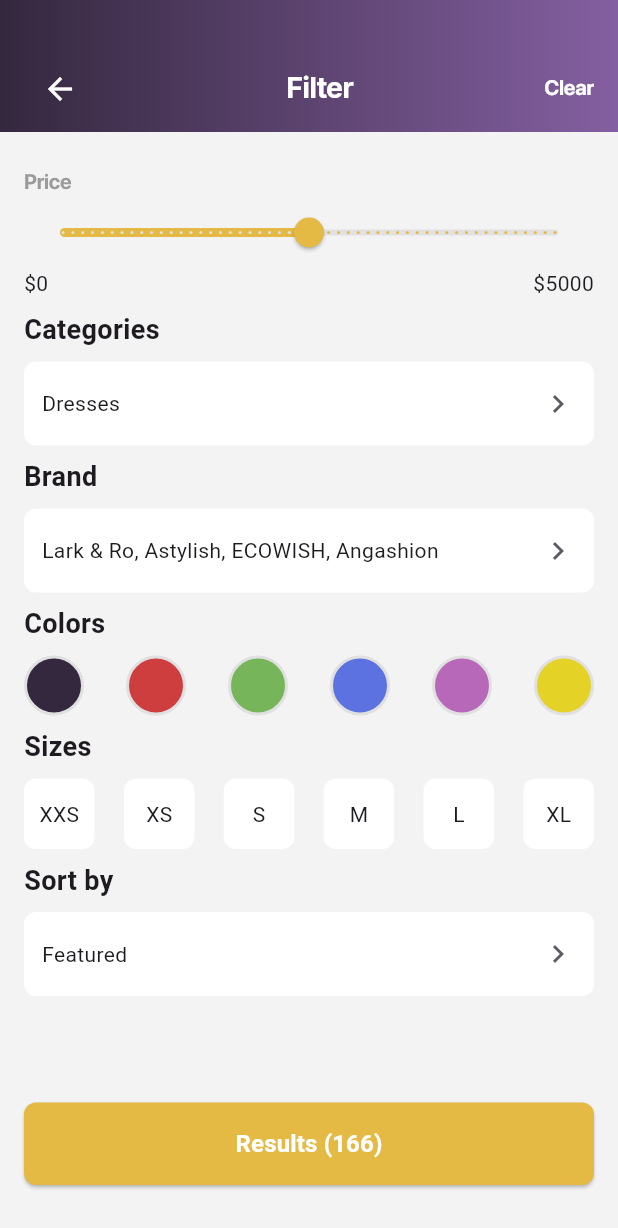
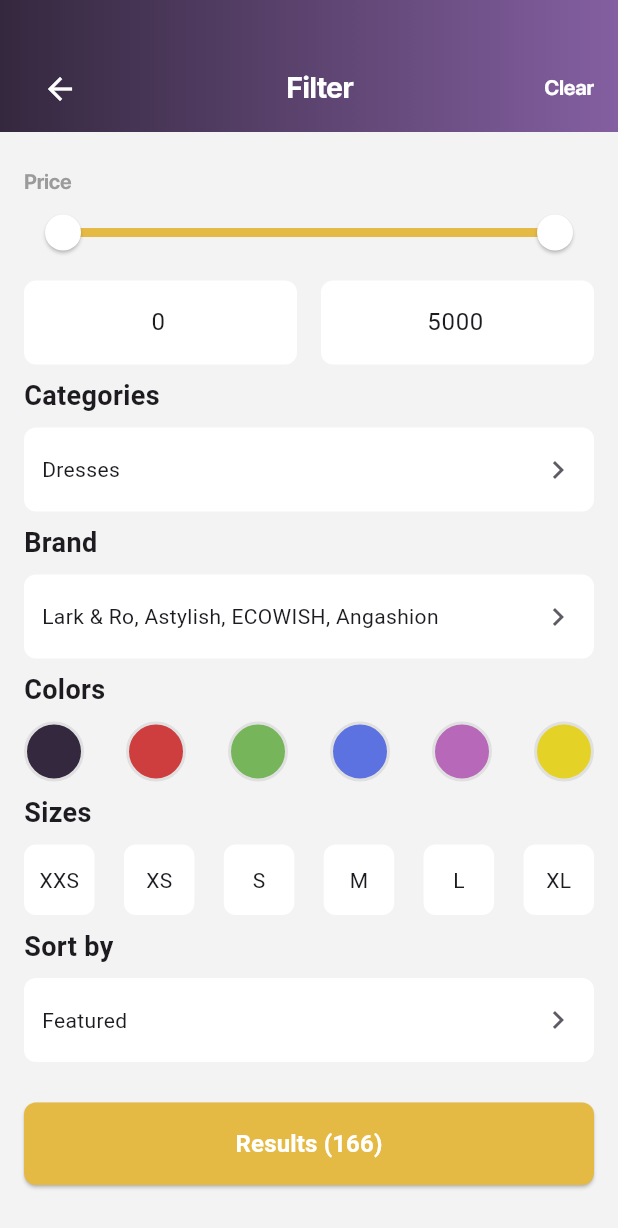
Before and after one commit to DenisGrudin1n/Ecommerce-App, a Flutter app: the screen it shows after launch, on a phone screen of 412 x 824 dp. Shown: the top 1228 px of the screen. Run offline on Flutter 3.47's test engine with Material 3 defaults, Android fonts, the phone set to English and light mode, and no system bars; our stand-ins replace auto_route, bloc, cloud_firestore, country_picker, equatable, firebase_auth and 8 more; accounts and stored records are empty; generated files the repository leaves out were written again.

Commit message:
upd price section ui & logic done in filter page

```diff
--- a/lib/core/theme/text_styles.dart
+++ b/lib/core/theme/text_styles.dart
@@ -370,6 +370,15 @@ class FilterPageTextStyles {
     height: 19 / 14,
     letterSpacing: -0.15,
   );
+
+  static TextStyle priceTextStyle = const TextStyle(
+    fontFamily: 'SFProDisplay',
+    fontSize: 14,
+    fontWeight: FontWeight.w600,
+    color: AppColors.greyColor,
+    height: 19 / 14,
+    letterSpacing: -0.15,
+  );
 }
 
 class BottomNavBarTextStyles {
--- /dev/null
+++ b/lib/src/features/home/presentation/pages/filter_page/bloc/filter_event.dart
@@ -0,0 +1,32 @@
+part of 'filter_bloc.dart';
+
+abstract class FilterEvent extends Equatable {
+  const FilterEvent();
+
+  @override
+  List<Object?> get props => [];
+}
+
+class ChangeMinValueEvent extends FilterEvent {
+  const ChangeMinValueEvent(this.minValue);
+  final double minValue;
+
+  @override
+  List<Object?> get props => [minValue];
+}
+
+class ChangeMaxValueEvent extends FilterEvent {
+  const ChangeMaxValueEvent(this.maxValue);
+  final double maxValue;
+
+  @override
+  List<Object?> get props => [maxValue];
+}
+
+class ChangeRangeSliderEvent extends FilterEvent {
+  const ChangeRangeSliderEvent(this.rangeValues);
+  final RangeValues rangeValues;
+
+  @override
+  List<Object?> get props => [rangeValues];
+}
--- /dev/null
+++ b/lib/src/features/home/presentation/pages/filter_page/bloc/filter_state.dart
@@ -0,0 +1,28 @@
+part of 'filter_bloc.dart';
+
+class FilterState extends Equatable {
+  const FilterState({
+    this.minValue = 0.0,
+    this.maxValue = 5000.0,
+    this.rangeValues = const RangeValues(0, 5000),
+  });
+
+  final double minValue;
+  final double maxValue;
+  final RangeValues rangeValues;
+
+  FilterState copyWith({
+    double? minValue,
+    double? maxValue,
+    RangeValues? rangeValues,
+  }) {
+    return FilterState(
+      minValue: minValue ?? this.minValue,
+      maxValue: maxValue ?? this.maxValue,
+      rangeValues: rangeValues ?? this.rangeValues,
+    );
+  }
+
+  @override
+  List<Object?> get props => [minValue, maxValue, rangeValues];
+}
--- a/lib/src/features/home/presentation/pages/filter_page/filter_page.dart
+++ b/lib/src/features/home/presentation/pages/filter_page/filter_page.dart
@@ -1,15 +1,25 @@
 import 'package:auto_route/auto_route.dart';
 import 'package:ecommerce_app/core/theme/colors.dart';
+import 'package:ecommerce_app/src/features/home/presentation/pages/filter_page/bloc/filter_bloc.dart';
 import 'package:ecommerce_app/src/features/home/presentation/pages/filter_page/widgets/filter_appbar.dart';
+import 'package:ecommerce_app/src/features/home/presentation/pages/filter_page/widgets/price_section.dart';
 import 'package:flutter/material.dart';
+import 'package:flutter_bloc/flutter_bloc.dart';
 
 @RoutePage()
-class FilterPage extends StatelessWidget {
+class FilterPage extends StatefulWidget {
   const FilterPage({super.key});
 
   @override
+  State<FilterPage> createState() => _FilterPageState();
+}
+
+class _FilterPageState extends State<FilterPage> {
+  @override
   Widget build(BuildContext context) {
-    return Scaffold(
+    return BlocProvider(
+      create: (context) => FilterBloc(),
+      child: Scaffold(
         backgroundColor: AppColors.lightBackgroundColor,
         body: LayoutBuilder(
           builder: (context, constraints) {
@@ -31,33 +41,8 @@ class FilterPage extends StatelessWidget {
                     child: Column(
                       crossAxisAlignment: CrossAxisAlignment.start,
                       children: [
-                      // Slider for price range
-                      const Text(
-                        'Price',
-                        style: TextStyle(
-                          fontFamily: 'SFProDisplay',
-                          fontSize: 14,
-                          fontWeight: FontWeight.w600,
-                          color: AppColors.greyColor,
-                          height: 19 / 14,
-                          letterSpacing: -0.15,
-                        ),
-                      ),
-                      Slider(
-                        value: 2500,
-                        max: 5000,
-                        divisions: 50,
-                        activeColor: AppColors.yellowColor,
-                        inactiveColor: AppColors.lightGreyColor,
-                        onChanged: (value) {},
-                      ),
-                      const Row(
-                        mainAxisAlignment: MainAxisAlignment.spaceBetween,
-                        children: [
-                          Text(r'$0'),
-                          Text(r'$5000'),
-                        ],
-                      ),
+                        // PriceSection widget
+                        const PriceSection(),
                         const SizedBox(height: 8),
 
                         // Categories
@@ -152,6 +137,7 @@ class FilterPage extends StatelessWidget {
             );
           },
         ),
+      ),
     );
   }
 
--- /dev/null
+++ b/lib/src/features/home/presentation/pages/filter_page/widgets/price_section.dart
@@ -0,0 +1,144 @@
+import 'package:ecommerce_app/core/theme/colors.dart';
+import 'package:ecommerce_app/core/theme/text_styles.dart';
+import 'package:ecommerce_app/src/features/home/presentation/pages/filter_page/bloc/filter_bloc.dart';
+import 'package:flutter/material.dart';
+import 'package:flutter_bloc/flutter_bloc.dart';
+
+class PriceSection extends StatefulWidget {
+  const PriceSection({super.key});
+
+  @override
+  State<PriceSection> createState() => _PriceSectionState();
+}
+
+class _PriceSectionState extends State<PriceSection> {
+  late TextEditingController minPriceController;
+  late TextEditingController maxPriceController;
+
+  @override
+  void initState() {
+    super.initState();
+    final filterBloc = context.read<FilterBloc>();
+    minPriceController = TextEditingController(
+      text: filterBloc.state.minValue.toStringAsFixed(0),
+    );
+    maxPriceController = TextEditingController(
+      text: filterBloc.state.maxValue.toStringAsFixed(0),
+    );
+  }
+
+  @override
+  void dispose() {
+    minPriceController.dispose();
+    maxPriceController.dispose();
+    super.dispose();
+  }
+
+  @override
+  Widget build(BuildContext context) {
+    return BlocConsumer<FilterBloc, FilterState>(
+      listener: (context, state) {
+        minPriceController.text = state.minValue.toStringAsFixed(0);
+        maxPriceController.text = state.maxValue.toStringAsFixed(0);
+      },
+      builder: (context, state) {
+        return Column(
+          crossAxisAlignment: CrossAxisAlignment.start,
+          children: [
+            // Price label
+            Text(
+              'Price',
+              style: FilterPageTextStyles.priceTextStyle,
+            ),
+
+            // Applying custom theme for RangeSlider
+            SliderTheme(
+              data: SliderTheme.of(context).copyWith(
+                activeTrackColor: AppColors.yellowColor,
+                inactiveTrackColor: AppColors.lightGreyColor,
+                thumbColor: Colors.white,
+                thumbShape: const RoundSliderThumbShape(
+                  enabledThumbRadius: 12,
+                ),
+                overlayColor: Colors.black.withOpacity(0.1),
+                overlayShape: const RoundSliderOverlayShape(),
+                trackHeight: 4,
+                rangeThumbShape: const RoundRangeSliderThumbShape(
+                  enabledThumbRadius: 12,
+                ),
+                rangeTrackShape: const RoundedRectRangeSliderTrackShape(),
+                rangeTickMarkShape: const RoundRangeSliderTickMarkShape(),
+              ),
+              child: RangeSlider(
+                values:
+                    context.select((FilterBloc bloc) => bloc.state.rangeValues),
+                max: 5000,
+                divisions: 100,
+                onChanged: (RangeValues values) {
+                  context
+                      .read<FilterBloc>()
+                      .add(ChangeRangeSliderEvent(values));
+                },
+              ),
+            ),
+
+            const SizedBox(height: 8),
+
+            // Row with min/max text fields
+            Row(
+              mainAxisAlignment: MainAxisAlignment.spaceBetween,
+              children: [
+                // Minimum price input
+                _buildPriceInputField(
+                  controller: minPriceController,
+                  onChanged: (newValue) {
+                    final minValue = double.tryParse(newValue) ?? 0;
+                    context
+                        .read<FilterBloc>()
+                        .add(ChangeMinValueEvent(minValue));
+                  },
+                ),
+
+                const SizedBox(width: 16),
+
+                // Maximum price input
+                _buildPriceInputField(
+                  controller: maxPriceController,
+                  onChanged: (newValue) {
+                    final maxValue = double.tryParse(newValue) ?? 5000;
+                    context
+                        .read<FilterBloc>()
+                        .add(ChangeMaxValueEvent(maxValue));
+                  },
+                ),
+              ],
+            ),
+          ],
+        );
+      },
+    );
+  }
+
+  // Function to build price input fields for min/max
+  Widget _buildPriceInputField({
+    required TextEditingController controller,
+    required void Function(String) onChanged,
+  }) {
+    return Expanded(
+      child: TextFormField(
+        controller: controller,
+        keyboardType: TextInputType.number,
+        decoration: InputDecoration(
+          filled: true,
+          fillColor: AppColors.whiteColor,
+          border: OutlineInputBorder(
+            borderRadius: BorderRadius.circular(8),
+            borderSide: BorderSide.none,
+          ),
+        ),
+        textAlign: TextAlign.center,
+        onChanged: onChanged,
+      ),
+    );
+  }
+}
```
Also changed, not shown: lib/src/features/home/presentation/pages/filter_page/bloc/filter_bloc.dart (added, +63 -0 lines). Lines whose indentation alone changed are shown as unchanged.
